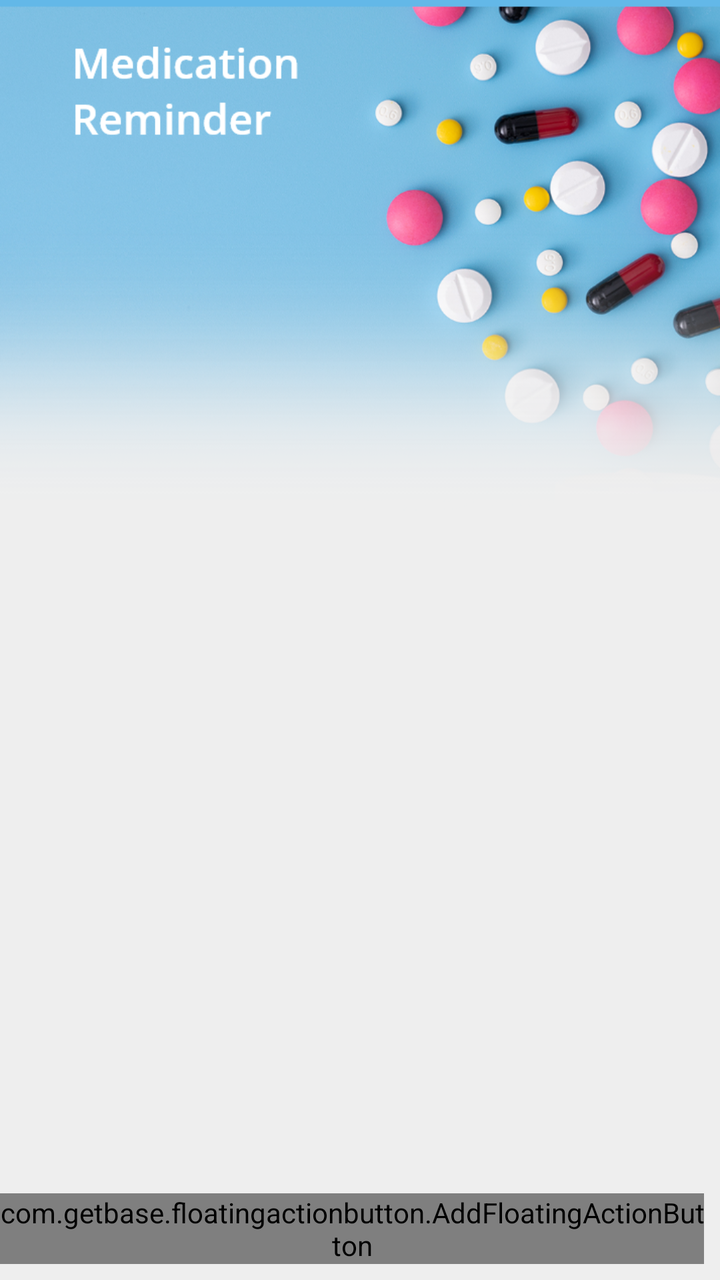
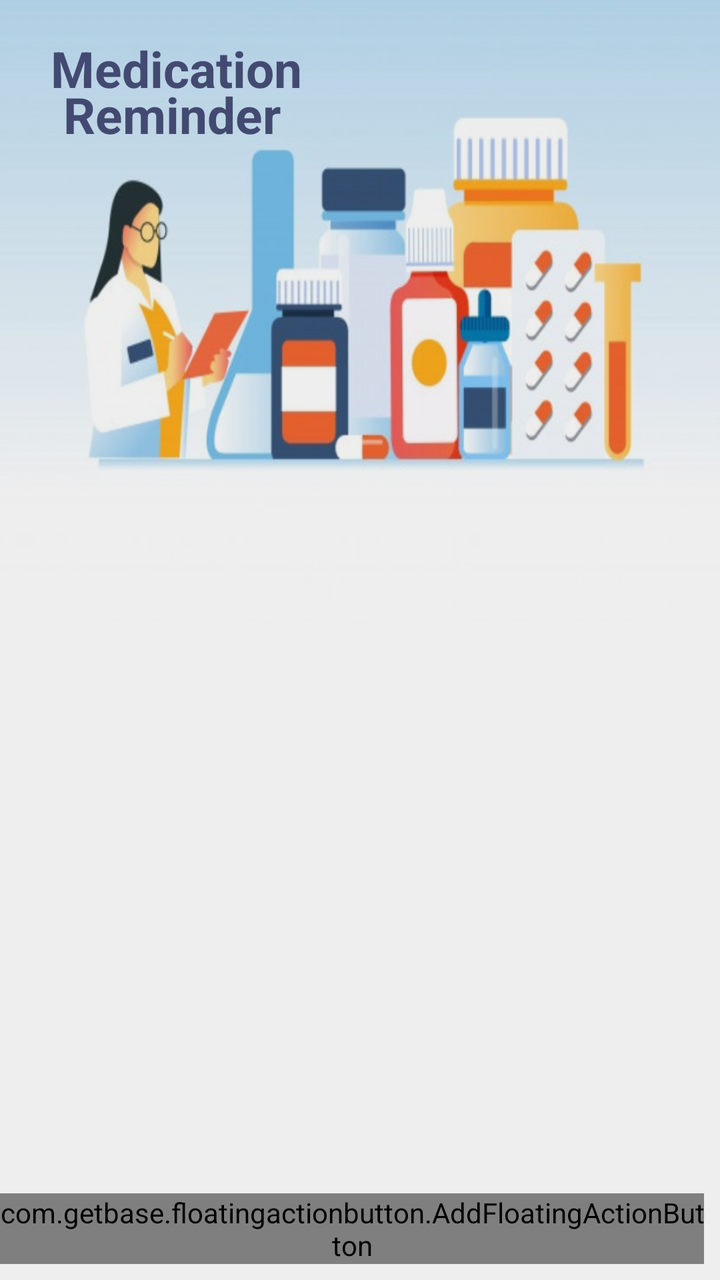

Before-and-after screenshots of an Android layout around one commit, followed by the original layout XML and the change that was made.
<!-- AndroidManifest.xml: application theme AppTheme -->
<!-- res/layout/pill_activity_main.xml -->
<RelativeLayout
    xmlns:android="http://schemas.android.com/apk/res/android"
    xmlns:tools="http://schemas.android.com/tools"
    xmlns:app="http://schemas.android.com/apk/res-auto"
    xmlns:fab="http://schemas.android.com/apk/res-auto"
    android:layout_width="match_parent"
    android:layout_height="match_parent"
    android:background="#EEEEEE"
    tools:context=".MainActivity">

    <RelativeLayout
        android:id="@+id/baner"
        android:layout_width="match_parent"
        android:layout_height="wrap_content"
        android:layout_marginTop="-20dp"
        android:layout_marginStart="-5dp"
        android:layout_marginEnd="-5dp"
        android:background="@mipmap/medication_banner"/>



    <androidx.recyclerview.widget.RecyclerView
        android:id="@+id/reminder_list"
        android:layout_marginTop="150dp"
        android:layout_marginStart="@dimen/text_15"
        android:layout_marginEnd="@dimen/text_15"
        android:layout_width="match_parent"
        android:layout_marginBottom="5dp"
        android:layout_height="match_parent" />
    
    <TextView
        android:id="@+id/no_reminder_text"
        android:layout_width="match_parent"
        android:layout_height="wrap_content"
        android:layout_centerInParent="true"
        android:padding="16dp"
        android:gravity="center"
        android:visibility="gone"
        android:text="@string/no_reminders"/>




    <com.getbase.floatingactionbutton.AddFloatingActionButton
        android:id="@+id/add_reminder"
        android:layout_width="wrap_content"
        android:layout_height="wrap_content"
        android:layout_alignParentBottom="true"
        android:clickable="true"
        android:background="@drawable/a3_grad"
        android:layout_alignParentRight="true"
        android:layout_marginBottom="8dp"
        android:layout_marginRight="8dp"/>

</RelativeLayout>
<!-- resources referenced by this layout -->
<resources>
  <dimen name="text_15">15sp</dimen>
  <!-- drawable a3_grad (drawable) -->
  <?xml version="1.0" encoding="utf-8"?>
  <shape xmlns:android="http://schemas.android.com/apk/res/android">
      <gradient
          android:angle="225"
          android:endColor="#21d6d3"
          android:startColor="#044fab" />
  
      <corners android:radius="200dp"/>
      
  </shape>
  <!-- mipmap medication_banner: png bitmap (mipmap-xhdpi, 509802 bytes) -->
  <string name="no_reminders">Click on the plus button below to begin creating your Medication reminders!</string>
  <style name="AppTheme" parent="Theme.AppCompat.Light.DarkActionBar">
          
          <item name="colorPrimary">@color/colorPrimary</item>
          <item name="colorPrimaryDark">@color/colorPrimaryDark</item>
          <item name="colorAccent">@color/colorAccent</item>
      </style>
  <color name="colorPrimary">#36D1DC</color>
  <color name="colorPrimaryDark">#044fab</color>
  <color name="colorAccent">#03DAC5</color>
</resources>

<!-- the commit's change to res/layout/pill_activity_main.xml (unified diff, before → after) -->
@@ -15,7 +15,22 @@
         android:layout_marginTop="-20dp"
         android:layout_marginStart="-5dp"
         android:layout_marginEnd="-5dp"
-        android:background="@mipmap/medication_banner"/>
+        android:backgroundTint="#EEEEEE"
+        android:backgroundTintMode="multiply"
+        android:background="@mipmap/medication_group">
+
+        <TextView
+            android:id="@+id/txt_medication"
+            android:layout_width="match_parent"
+            android:layout_height="wrap_content"
+            android:text="Medication \n Reminder"
+            android:layout_marginTop="37dp"
+            android:layout_marginLeft="30dp"
+            android:textColor="@color/app_color"
+            android:textSize="25sp"
+            android:textStyle="bold"
+            android:lineHeight="23dp"/>
+    </RelativeLayout>
 
 
 
<!-- resource entries referenced after the edit -->
@@ -1,18 +1,19 @@
 <!-- resources referenced by this layout -->
 <resources>
+  <color name="app_color">#434A71</color>
   <dimen name="text_15">15sp</dimen>
   <!-- drawable a3_grad (drawable) -->
   <?xml version="1.0" encoding="utf-8"?>
   <shape xmlns:android="http://schemas.android.com/apk/res/android">
-      <gradient
-          android:angle="225"
-          android:endColor="#21d6d3"
-          android:startColor="#044fab" />
+  <gradient
+      android:angle="225"
+      android:endColor="#434A71"
+      android:startColor="#1F2339" />
   
-      <corners android:radius="200dp"/>
-      
+  <corners android:radius="200dp"/>
+  
   </shape>
-  <!-- mipmap medication_banner: png bitmap (mipmap-xhdpi, 509802 bytes) -->
+  <!-- mipmap medication_group: png bitmap (mipmap-xhdpi, 194172 bytes) -->
   <string name="no_reminders">Click on the plus button below to begin creating your Medication reminders!</string>
   <style name="AppTheme" parent="Theme.AppCompat.Light.DarkActionBar">
           
@@ -20,8 +21,8 @@
           <item name="colorPrimaryDark">@color/colorPrimaryDark</item>
           <item name="colorAccent">@color/colorAccent</item>
       </style>
-  <color name="colorPrimary">#36D1DC</color>
-  <color name="colorPrimaryDark">#044fab</color>
-  <color name="colorAccent">#03DAC5</color>
+  <color name="colorPrimary">#434A71</color>
+  <color name="colorPrimaryDark">#1F2339</color>
+  <color name="colorAccent">#1F2339</color>
 </resources>
 
